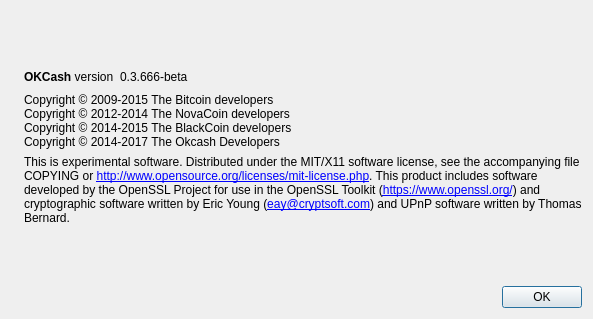
The window that src/qt/forms/aboutdialog.ui (okcashpro/okcash) describes before a commit, drawn with Qt 5.
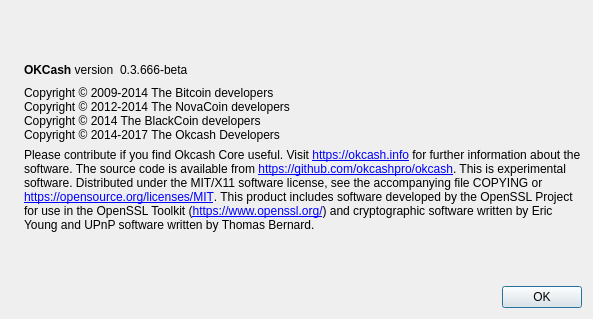
The same window after the commit. Icons and pictures are not drawn.

Commit message: about updt

What changed in the file:
```diff
--- a/src/qt/forms/aboutdialog.ui
+++ b/src/qt/forms/aboutdialog.ui
@@ -91,9 +91,9 @@
         <cursorShape>IBeamCursor</cursorShape>
        </property>
        <property name="text">
-        <string>Copyright © 2009-2015 The Bitcoin developers
+        <string>Copyright © 2009-2014 The Bitcoin developers
 Copyright © 2012-2014 The NovaCoin developers
-Copyright © 2014-2015 The BlackCoin developers
+Copyright © 2014 The BlackCoin developers
 Copyright © 2014-2017 The Okcash Developers</string>
        </property>
        <property name="textInteractionFlags">
@@ -108,11 +108,14 @@
        </property>
        <property name="text">
         <string>
+Please contribute if you find Okcash Core useful. Visit &lt;a href=&quot;https://okcash.info&quot;&gt;https://okcash.info&lt;/a&gt; for further information about the software.
+The source code is available from &lt;a href=&quot;https://github.com/okcashpro/okcash&quot;&gt;https://github.com/okcashpro/okcash&lt;/a&gt;.
+
 This is experimental software.
 
-Distributed under the MIT/X11 software license, see the accompanying file COPYING or &lt;a href=&quot;http://www.opensource.org/licenses/mit-license.php&quot;&gt;http://www.opensource.org/licenses/mit-license.php&lt;/a&gt;.
+Distributed under the MIT/X11 software license, see the accompanying file COPYING or &lt;a href=&quot;https://opensource.org/licenses/MIT&quot;&gt;https://opensource.org/licenses/MIT&lt;/a&gt;.
 
-This product includes software developed by the OpenSSL Project for use in the OpenSSL Toolkit (&lt;a href=&quot;https://www.openssl.org/&quot;&gt;https://www.openssl.org/&lt;/a&gt;) and cryptographic software written by Eric Young (&lt;a href=&quot;mailto:eay@cryptsoft.com&quot;&gt;eay@cryptsoft.com&lt;/a&gt;) and UPnP software written by Thomas Bernard.</string>
+This product includes software developed by the OpenSSL Project for use in the OpenSSL Toolkit (&lt;a href=&quot;https://www.openssl.org/&quot;&gt;https://www.openssl.org/&lt;/a&gt;) and cryptographic software written by Eric Young and UPnP software written by Thomas Bernard.</string>
        </property>
        <property name="textFormat">
         <enum>Qt::RichText</enum>
```
